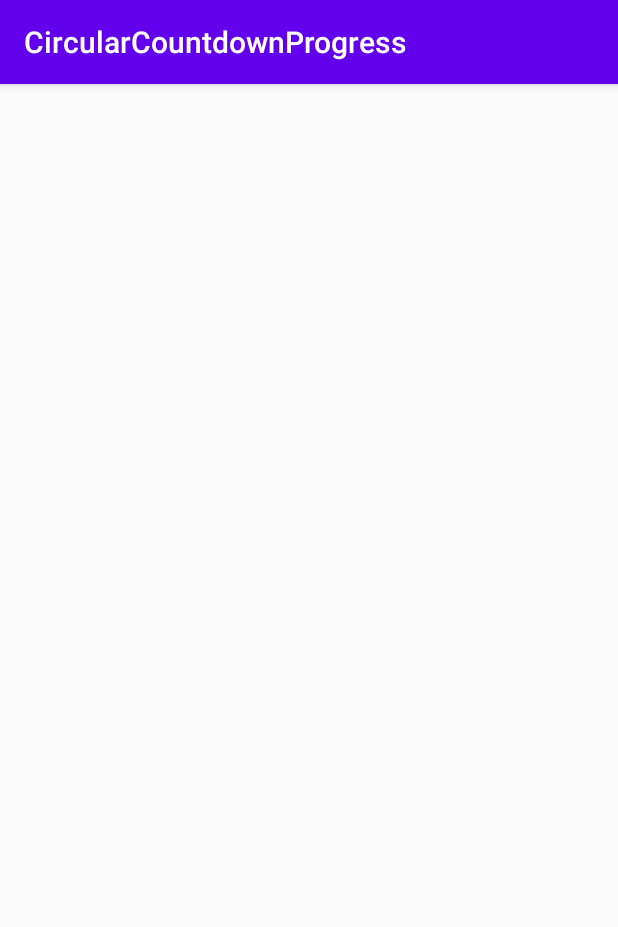
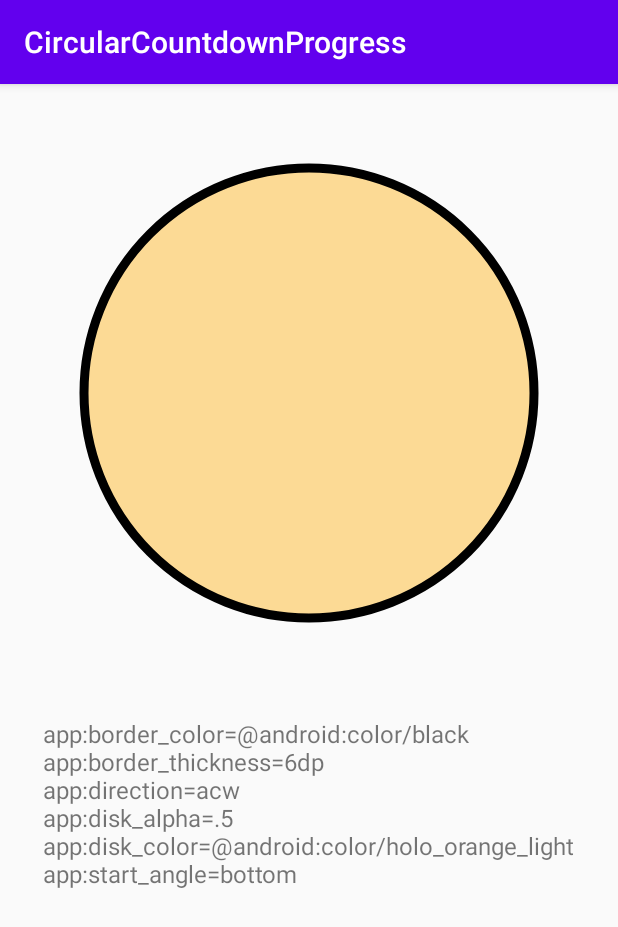
Before and after one commit to arbelkilani/Circular-Countdown-Progress, an Android app: the screen it shows after launch (MainActivity), on a phone screen of 412 x 824 dp. Shown: the top 927 px of the screen. Run offline under Robolectric (Android 15) with nearby library versions, the phone set to English and light mode, and no system bars.

Commit message:
- kotlin implementation for setting duration and animation callbacks.

```diff
--- a/CircularCountdown/src/main/java/edu/arbelkilani/circularcountdown/CircularCountdown.kt
+++ b/CircularCountdown/src/main/java/edu/arbelkilani/circularcountdown/CircularCountdown.kt
@@ -118,11 +118,6 @@ class CircularCountdown(context: Context?, attrs: AttributeSet?) : View(context,
                 )
                     .toFloat()
 
-            sweepAngle = typedArray.getFloat(
-                R.styleable.CircularCountdown_sweep_test,
-                0f
-            )
-
             direction = typedArray.getInt(
                 R.styleable.CircularCountdown_direction,
                 DEFAULT_DIRECTION
--- a/CircularCountdown/src/main/res/values/attrs.xml
+++ b/CircularCountdown/src/main/res/values/attrs.xml
@@ -16,6 +16,5 @@
             <enum name="acw" value="-1" />
         </attr>
         <attr name="disk_alpha" format="float" />
-        <attr name="sweep_test" format="float"/>
     </declare-styleable>
 </resources>
--- a/app/src/main/java/edu/arbelkilani/circularcountdownprogress/MainActivity.kt
+++ b/app/src/main/java/edu/arbelkilani/circularcountdownprogress/MainActivity.kt
@@ -10,16 +10,17 @@ class MainActivity : AppCompatActivity() {
         super.onCreate(savedInstanceState)
         setContentView(R.layout.activity_main)
 
-        /*val circularCountdown = findViewById<CircularCountdown>(R.id.first)
+        val circularCountdown = findViewById<CircularCountdown>(R.id.first)
         circularCountdown.setDuration(2000)
         //circularCountdown.start()
         circularCountdown.startDelay(1000)
+
         circularCountdown.onAnimationStart = {
             Toast.makeText(applicationContext, "onAnimationStart", Toast.LENGTH_SHORT).show()
         }
 
         circularCountdown.onAnimationEnd = {
             Toast.makeText(applicationContext, "onAnimationEnd", Toast.LENGTH_SHORT).show()
-        }*/
+        }
     }
 }
--- /dev/null
+++ b/app/src/main/res/layout/activity_main.xml
@@ -0,0 +1,34 @@
+<?xml version="1.0" encoding="utf-8"?>
+<RelativeLayout xmlns:android="http://schemas.android.com/apk/res/android"
+    xmlns:app="http://schemas.android.com/apk/res-auto"
+    xmlns:tools="http://schemas.android.com/tools"
+    android:layout_width="match_parent"
+    android:layout_height="match_parent"
+    android:gravity="center_horizontal"
+    android:padding="10dp"
+    tools:context=".MainActivity">
+
+    <edu.arbelkilani.circularcountdown.CircularCountdown
+        android:id="@+id/first"
+        android:layout_width="match_parent"
+        android:layout_height="match_parent"
+        android:layout_centerHorizontal="true"
+        android:layout_margin="40dp"
+        app:border_color="@android:color/black"
+        app:border_thickness="6dp"
+        app:direction="acw"
+        app:disk_alpha=".5"
+        app:disk_color="@android:color/holo_orange_light"
+        app:start_angle="bottom"/>
+
+    <TextView
+        android:layout_width="wrap_content"
+        android:layout_height="wrap_content"
+        android:layout_below="@+id/first"
+        android:layout_centerHorizontal="true"
+        android:layout_marginTop="20dp"
+        android:text="@string/description"
+        android:textSize="16sp" />
+
+
+</RelativeLayout>
--- /dev/null
+++ b/app/src/main/res/mipmap-anydpi-v26/ic_launcher.xml
@@ -0,0 +1,5 @@
+<?xml version="1.0" encoding="utf-8"?>
+<adaptive-icon xmlns:android="http://schemas.android.com/apk/res/android">
+    <background android:drawable="@drawable/ic_launcher_background" />
+    <foreground android:drawable="@drawable/ic_launcher_foreground" />
+</adaptive-icon>
--- /dev/null
+++ b/app/src/main/res/mipmap-anydpi-v26/ic_launcher_round.xml
@@ -0,0 +1,5 @@
+<?xml version="1.0" encoding="utf-8"?>
+<adaptive-icon xmlns:android="http://schemas.android.com/apk/res/android">
+    <background android:drawable="@drawable/ic_launcher_background" />
+    <foreground android:drawable="@drawable/ic_launcher_foreground" />
+</adaptive-icon>
```
Also changed, not shown: app/src/main/res/drawable-v24/ic_launcher_foreground.xml (added, +30 -0 lines), app/src/main/res/drawable/ic_launcher_background.xml (added, +170 -0 lines).
